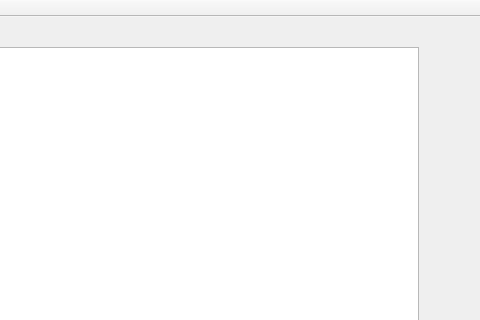
Old version of the form mainwindow.ui in the repository ahadulalam1005118/ConcurrentCalendar; both pictures show x 742 to 1222 and y 0 to 320 of the 1222 by 705 pixel window.
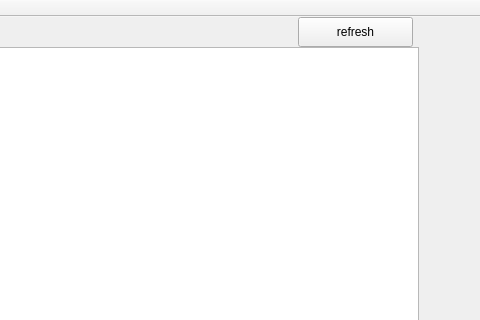
New version of the form.

Commit message: working-version:2 refresh button added to get updated calendar

Diff of the .ui file:
```diff
--- a/mainwindow.ui
+++ b/mainwindow.ui
@@ -116,6 +116,19 @@
      </rect>
     </property>
    </widget>
+   <widget class="QPushButton" name="refreshButton">
+    <property name="geometry">
+     <rect>
+      <x>1040</x>
+      <y>0</y>
+      <width>115</width>
+      <height>30</height>
+     </rect>
+    </property>
+    <property name="text">
+     <string>refresh</string>
+    </property>
+   </widget>
   </widget>
   <widget class="QMenuBar" name="menuBar">
    <property name="geometry">
```
The commit also changes 3 other files.
